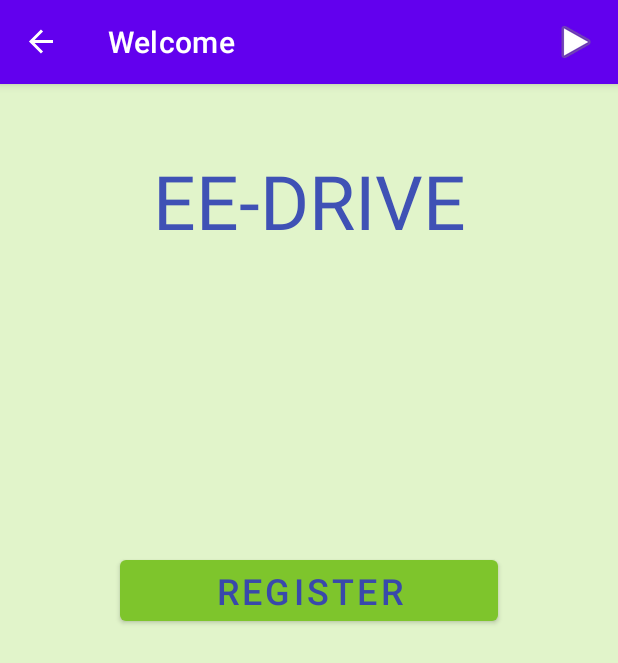
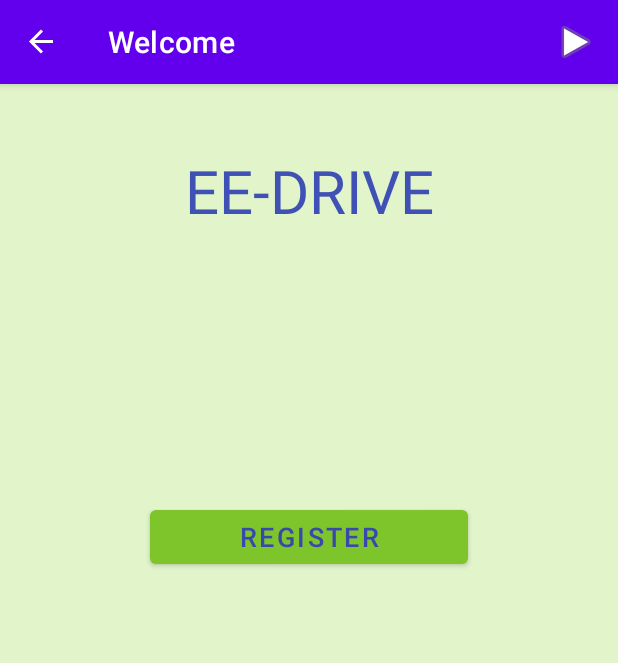
Before and after one commit to EE-Drive/EE-Drive-Client, an Android app: the FirstScreenFragment screen opened through its navigation route, on a phone screen of 412 x 824 dp. Shown: the top 663 px of the screen. Run offline under Robolectric (Android 15) with nearby library versions, the phone set to English and light mode, and no system bars; our stand-ins replace Room's generated code, navigation-ui; libraries missing offline, so code that uses them is left out: com.github.pires.obd.

Commit message:
Redesigning Buttons, text and background

```diff
--- a/app/src/main/res/layout/fragment_first_screen.xml
+++ b/app/src/main/res/layout/fragment_first_screen.xml
@@ -17,7 +17,7 @@
         android:layout_marginRight="100dp"
         android:text="EE-DRIVE"
         android:textColor="#3F51B5"
-        android:textSize="50sp"
+        android:textSize="40sp"
         app:layout_constraintEnd_toEndOf="parent"
         app:layout_constraintStart_toStartOf="parent"
         app:layout_constraintTop_toTopOf="parent" />
@@ -26,14 +26,14 @@
         android:id="@+id/first_register_btn"
         android:layout_width="0dp"
         android:layout_height="wrap_content"
-        android:layout_marginStart="80dp"
-        android:layout_marginLeft="80dp"
-        android:layout_marginTop="200dp"
-        android:layout_marginEnd="80dp"
-        android:layout_marginRight="80dp"
+        android:layout_marginStart="100dp"
+        android:layout_marginLeft="100dp"
+        android:layout_marginTop="180dp"
+        android:layout_marginEnd="100dp"
+        android:layout_marginRight="100dp"
         android:text="Register"
         android:textColor="#3949AB"
-        android:textSize="24sp"
+        android:textSize="18sp"
         app:backgroundTint="#7EC52C"
         app:layout_constraintEnd_toEndOf="parent"
         app:layout_constraintStart_toStartOf="parent"
```
